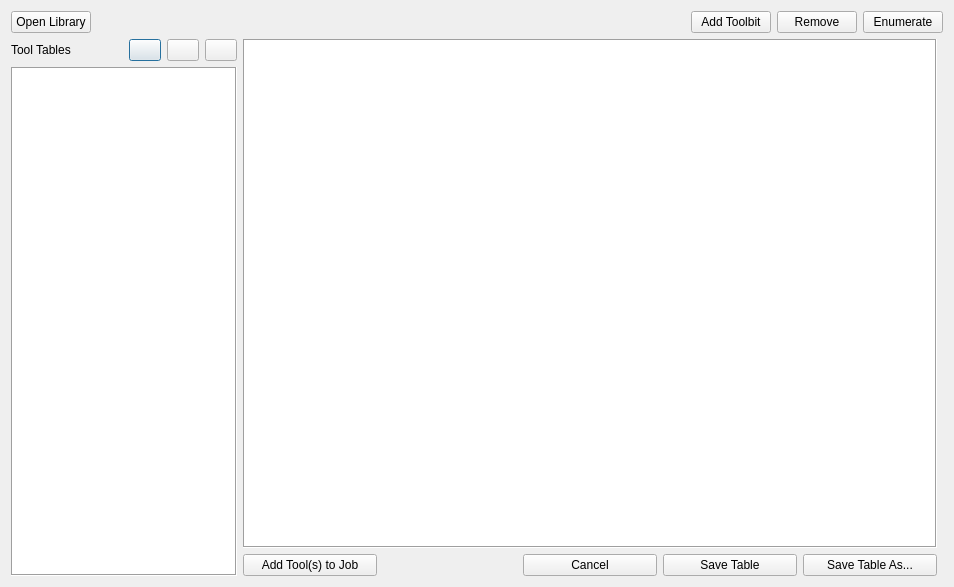
The window that src/Mod/Path/Gui/Resources/panels/ToolBitLibraryEdit.ui (berndhahnebach/All_FreeCAD) describes before a commit, drawn with Qt 5.
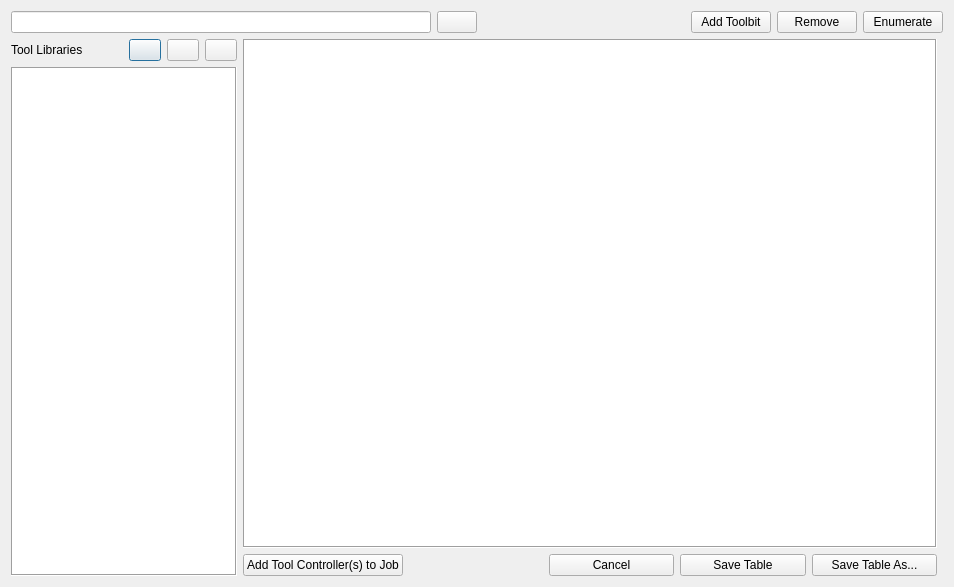
The same window after the commit. Icons and pictures are not drawn.

Patch:
```diff
--- a/src/Mod/Path/Gui/Resources/panels/ToolBitLibraryEdit.ui
+++ b/src/Mod/Path/Gui/Resources/panels/ToolBitLibraryEdit.ui
@@ -63,7 +63,7 @@
              <item>
               <widget class="QLabel" name="ToolTable">
                <property name="text">
-                <string>Tool Tables</string>
+                <string>Tool Libraries</string>
                </property>
               </widget>
              </item>
@@ -192,7 +192,7 @@
             <item>
              <widget class="QPushButton" name="addToolController">
               <property name="text">
-               <string>Add Tool(s) to Job</string>
+               <string>Add Tool Controller(s) to Job</string>
               </property>
               <property name="icon">
                <iconset resource="../../../../../Gui/Icons/resource.qrc">
@@ -269,10 +269,29 @@
    </item>
    <item row="0" column="0" colspan="2">
     <layout class="QHBoxLayout" name="horizontalLayout">
+     <item>
+      <widget class="QLineEdit" name="lineLibPath">
+       <property name="sizePolicy">
+        <sizepolicy hsizetype="MinimumExpanding" vsizetype="Fixed">
+         <horstretch>0</horstretch>
+         <verstretch>0</verstretch>
+        </sizepolicy>
+       </property>
+       <property name="minimumSize">
+        <size>
+         <width>420</width>
+         <height>0</height>
+        </size>
+       </property>
+       <property name="readOnly">
+        <bool>true</bool>
+       </property>
+      </widget>
+     </item>
      <item>
       <widget class="QPushButton" name="libraryOpen">
        <property name="text">
-        <string>Open Library</string>
+        <string/>
        </property>
        <property name="icon">
         <iconset resource="../../../../../Gui/Icons/resource.qrc">
@@ -287,7 +306,7 @@
        </property>
        <property name="sizeHint" stdset="0">
         <size>
-         <width>40</width>
+         <width>20</width>
          <height>20</height>
         </size>
        </property>
```
Left out of the diff: 5 changed lines with no effect on the pictures.
